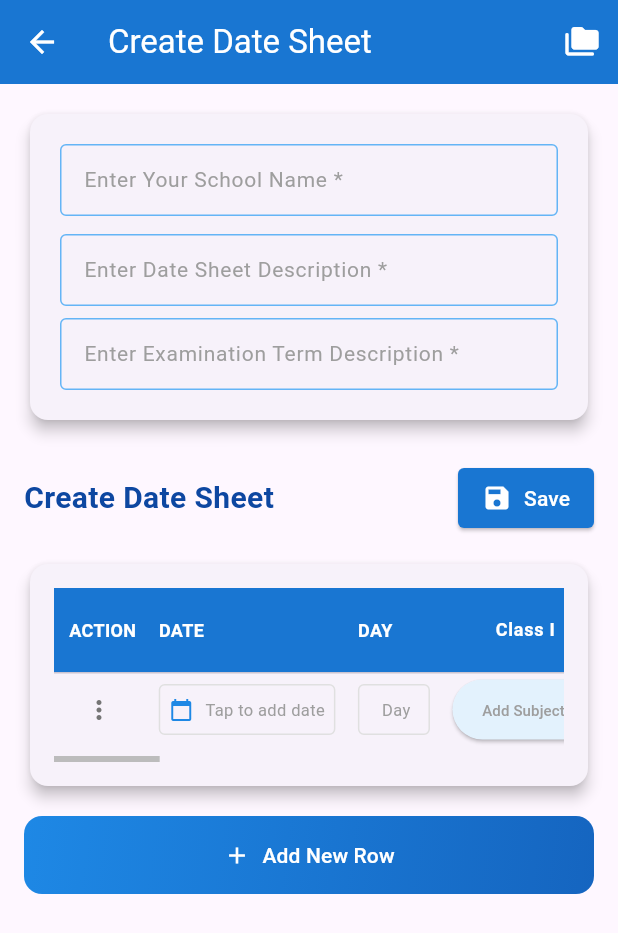
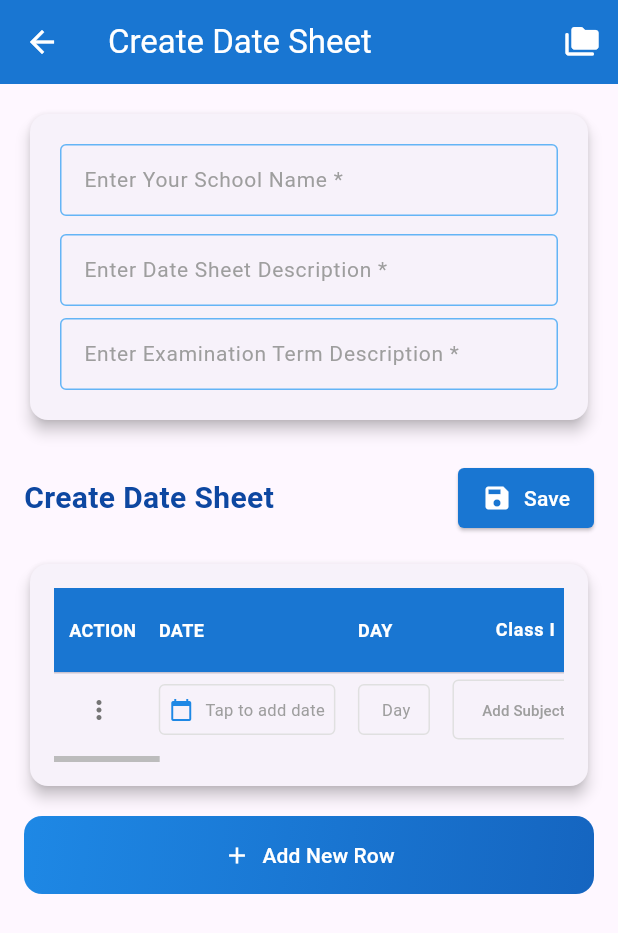
Before and after one commit to hamza99090/exam_schedule, a Flutter app: the screen it shows after launch, after a tap on "Create New Date Sheet", on a phone screen of 412 x 824 dp. Shown: the top 933 px of the screen. Run offline on Flutter 3.47's test engine with Material 3 defaults, Android fonts, the phone set to English and light mode, and no system bars; our stand-ins replace hive, hive_flutter, pdf, share_plus; accounts and stored records are empty.

Commit message:
Adjusted add subject button

```diff
--- a/lib/widgets/cells/subject_multi_selector.dart
+++ b/lib/widgets/cells/subject_multi_selector.dart
@@ -391,7 +391,7 @@ class _SubjectMultiSelectorState extends State<SubjectMultiSelector> {
     // Read-only mode when not enabled
     if (!widget.enabled) {
       return Container(
-        padding: const EdgeInsets.symmetric(horizontal: 8, vertical: 8),
+        padding: const EdgeInsets.symmetric(horizontal: 12, vertical: 8),
         decoration: BoxDecoration(
           border: Border.all(color: Colors.grey.shade300),
           borderRadius: BorderRadius.circular(4),
@@ -399,7 +399,7 @@ class _SubjectMultiSelectorState extends State<SubjectMultiSelector> {
         child: Text(
           _getDisplayText(),
           style: TextStyle(
-            fontSize: 10,
+            fontSize: 11,
             color: _selectedSubjects.isEmpty ? Colors.grey : Colors.black87,
           ),
           textAlign: TextAlign.center,
@@ -413,10 +413,14 @@ class _SubjectMultiSelectorState extends State<SubjectMultiSelector> {
     return ElevatedButton(
       onPressed: _showSubjectSelectionDialog,
       style: ElevatedButton.styleFrom(
-        backgroundColor: Colors.blue.shade50,
-        foregroundColor: Colors.blue.shade800,
-        elevation: 1,
-        padding: const EdgeInsets.symmetric(horizontal: 8, vertical: 6),
+        backgroundColor: Colors.transparent, // Match DATE (no blue background)
+        foregroundColor: Colors.black87, // Match DATE text color
+        elevation: 0,
+        padding: const EdgeInsets.symmetric(horizontal: 6, vertical: 8),
+        shape: RoundedRectangleBorder(
+          borderRadius: BorderRadius.circular(4), // Same rounded corners
+          side: BorderSide(color: Colors.grey.shade300), // Same border color
+        ),
       ),
       child: Text(
         _getDisplayText(),
```
